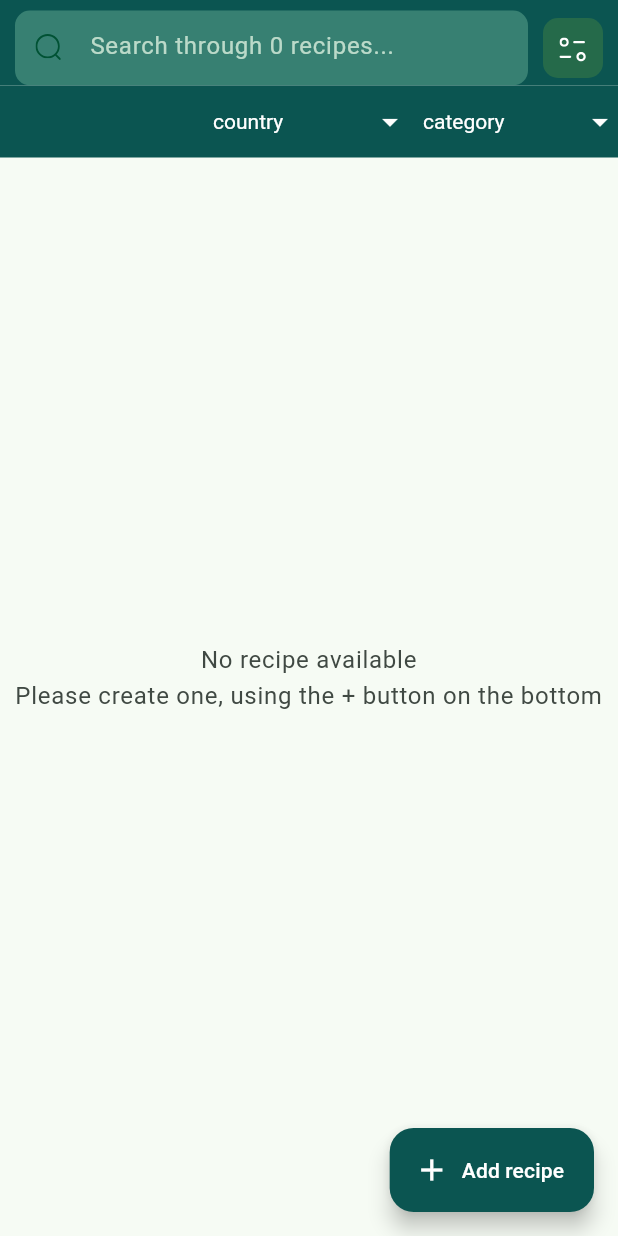
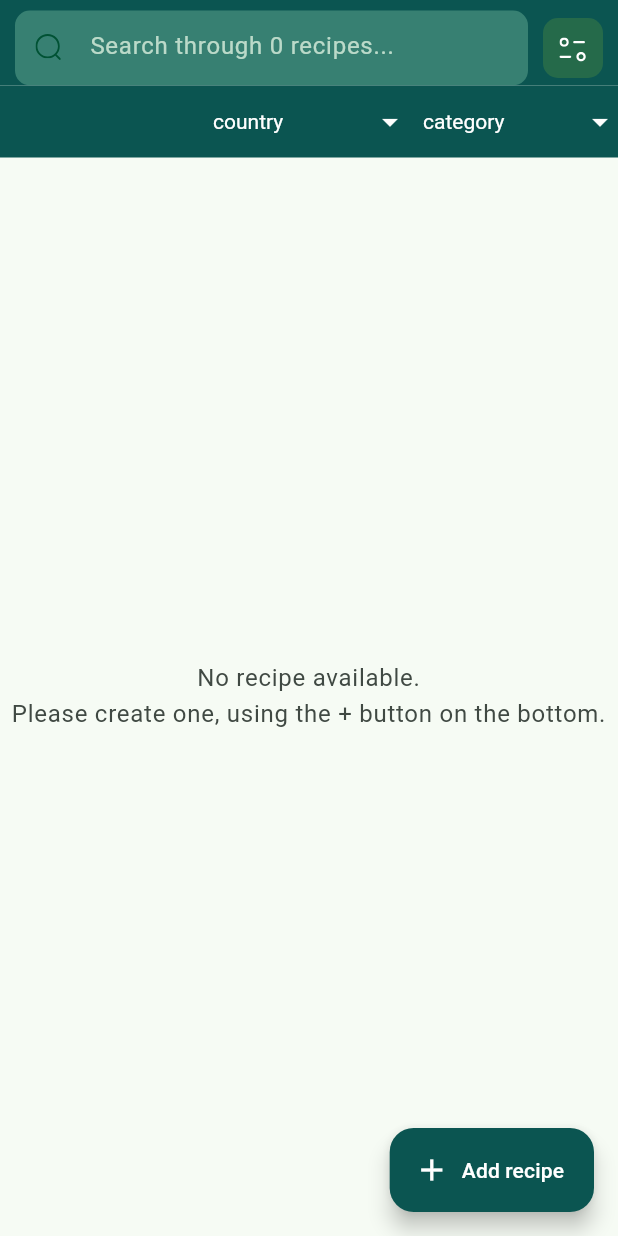
Before and after one commit to lenios/shefu, a Flutter app: the screen it shows after launch, on a phone screen of 412 x 824 dp. Run offline on Flutter 3.47's test engine with Material 3 defaults, Android fonts, the light colour scheme and no system bars; our stand-ins replace country_picker, csv, flutter_form_builder, flutter_svg, go_router, image_picker and 2 more; missing offline and left inert: flag, fraction, google_mlkit_text_recognition; accounts and stored records are empty; generated files the repository leaves out were written again; statements that could not run were skipped.

Commit message:
refactor: minor split text refactor

```diff
--- a/lib/l10n/app_en.arb
+++ b/lib/l10n/app_en.arb
@@ -37,7 +37,7 @@
           "notes": "Notes",
           "enterTextFor": "Please enter some text for {field}",
           "noRecipe":
-              "No recipe available. Please create one, using the + button on the bottom.",
+              "No recipe available.\nPlease create one, using the + button on the bottom.",
           "noStepsAddedYet": "No steps added yet.",
           "category": "category",
           "all": "all",
--- a/lib/l10n/app_fr.arb
+++ b/lib/l10n/app_fr.arb
@@ -37,7 +37,7 @@
           "notes": "Notes",
           "enterTextFor": "Merci de renseigner le champ {field}",
           "noRecipe":
-              "Aucune recette disponible. Veuillez en créer une avec le bouton + en bas.",
+              "Aucune recette disponible.\nVeuillez en créer une avec le bouton + en bas.",
           "noStepsAddedYet": "Aucune étape ajoutée.",
           "category": "Catégorie",
           "all": "Tout",
--- a/lib/l10n/app_hu.arb
+++ b/lib/l10n/app_hu.arb
@@ -37,7 +37,7 @@
           "notes": "Jegyzetek",
           "enterTextFor": "Kérjük, töltse ki a(z) {field} mezőt",
           "noRecipe":
-              "Nincs elérhető recept. Kérjük, hozzon létre egyet az alul található + gombbal.",
+              "Nincs elérhető recept.\nKérjük, hozzon létre egyet az alul található + gombbal.",
           "noStepsAddedYet": "Még nincsenek lépések hozzáadva.",
           "category": "Kategória",
           "all": "Mind",
--- a/lib/l10n/app_ja.arb
+++ b/lib/l10n/app_ja.arb
@@ -36,7 +36,7 @@
   "shape": "形",
   "notes": "メモ",
   "enterTextFor": "{field}の入力をしてください",
-  "noRecipe": "+ ボタンを押して、.新しいレシピを作成してください。",
+  "noRecipe": "+ ボタンを押して、\n新しいレシピを作成してください。",
   "noStepsAddedYet": "まだ手順を追加していません。",
   "category": "カテゴリー",
   "all": "すべて",
--- a/lib/l10n/app_localizations.dart
+++ b/lib/l10n/app_localizations.dart
@@ -324,7 +324,7 @@ abstract class AppLocalizations {
   /// No description provided for @noRecipe.
   ///
   /// In en, this message translates to:
-  /// **'No recipe available. Please create one, using the + button on the bottom.'**
+  /// **'No recipe available.\nPlease create one, using the + button on the bottom.'**
   String get noRecipe;
 
   /// No description provided for @noStepsAddedYet.
--- a/lib/l10n/app_localizations_en.dart
+++ b/lib/l10n/app_localizations_en.dart
@@ -122,7 +122,7 @@ class AppLocalizationsEn extends AppLocalizations {
   }
 
   @override
-  String get noRecipe => 'No recipe available. Please create one, using the + button on the bottom.';
+  String get noRecipe => 'No recipe available.\nPlease create one, using the + button on the bottom.';
 
   @override
   String get noStepsAddedYet => 'No steps added yet.';
--- a/lib/l10n/app_localizations_fr.dart
+++ b/lib/l10n/app_localizations_fr.dart
@@ -122,7 +122,7 @@ class AppLocalizationsFr extends AppLocalizations {
   }
 
   @override
-  String get noRecipe => 'Aucune recette disponible. Veuillez en créer une avec le bouton + en bas.';
+  String get noRecipe => 'Aucune recette disponible.\nVeuillez en créer une avec le bouton + en bas.';
 
   @override
   String get noStepsAddedYet => 'Aucune étape ajoutée.';
--- a/lib/l10n/app_localizations_hu.dart
+++ b/lib/l10n/app_localizations_hu.dart
@@ -122,7 +122,7 @@ class AppLocalizationsHu extends AppLocalizations {
   }
 
   @override
-  String get noRecipe => 'Nincs elérhető recept. Kérjük, hozzon létre egyet az alul található + gombbal.';
+  String get noRecipe => 'Nincs elérhető recept.\nKérjük, hozzon létre egyet az alul található + gombbal.';
 
   @override
   String get noStepsAddedYet => 'Még nincsenek lépések hozzáadva.';
--- a/lib/l10n/app_localizations_ja.dart
+++ b/lib/l10n/app_localizations_ja.dart
@@ -122,7 +122,7 @@ class AppLocalizationsJa extends AppLocalizations {
   }
 
   @override
-  String get noRecipe => '+ ボタンを押して、.新しいレシピを作成してください。';
+  String get noRecipe => '+ ボタンを押して、\n新しいレシピを作成してください。';
 
   @override
   String get noStepsAddedYet => 'まだ手順を追加していません。';
--- a/lib/views/home.dart
+++ b/lib/views/home.dart
@@ -263,21 +263,12 @@ class _HomePageState extends State<HomePage> {
                     ? const Center(child: CircularProgressIndicator())
                     : viewModel.recipes.isEmpty
                     ? Center(
-                      child: Column(
-                        mainAxisAlignment: MainAxisAlignment.center,
-                        children:
-                            AppLocalizations.of(context)!.noRecipe
-                                .split('.')
-                                .map(
-                                  (phrase) => Text(
-                                    phrase.trim(), // Trim whitespace
-                                    textAlign: TextAlign.center, // Center text
-                                    style: theme.textTheme.bodyLarge?.copyWith(
-                                      color: colorScheme.onSurfaceVariant,
-                                    ),
-                                  ),
-                                )
-                                .toList(),
+                      child: Text(
+                        AppLocalizations.of(context)!.noRecipe,
+                        textAlign: TextAlign.center,
+                        style: theme.textTheme.bodyLarge?.copyWith(
+                          color: colorScheme.onSurfaceVariant,
+                        ),
                       ),
                     )
                     : GridView.builder(
```
